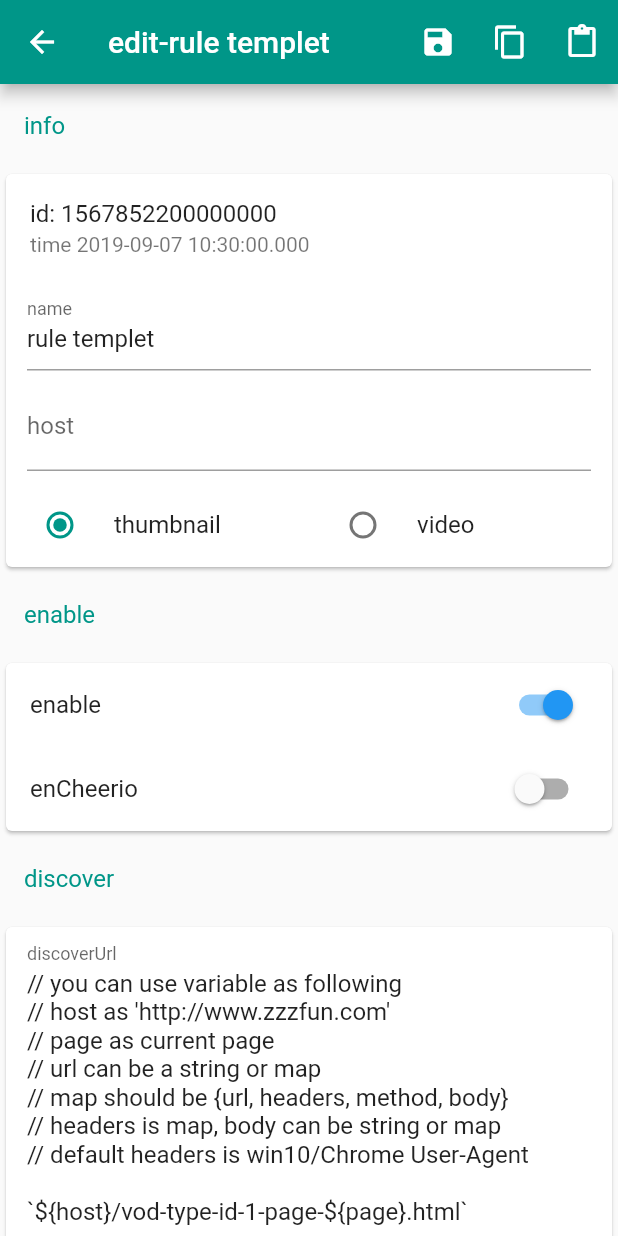
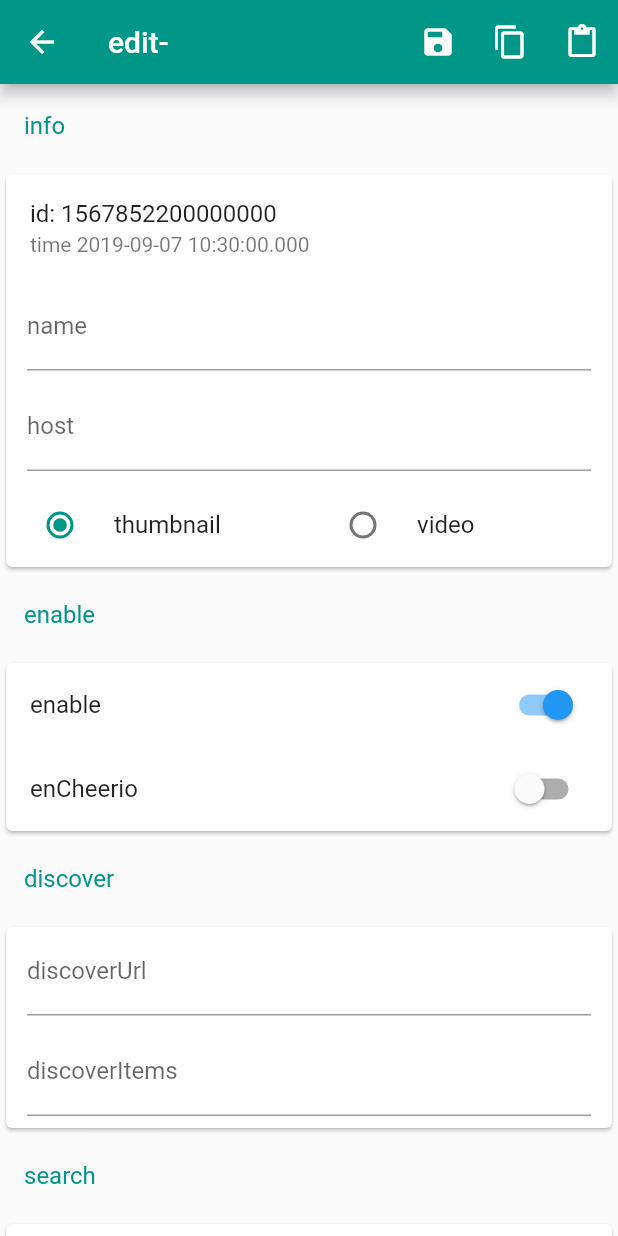
Before and after one commit to mabDc/eso_archive, a Flutter app: the RuleEditPage screen opened directly, on a phone screen of 412 x 824 dp. Run offline on Flutter 3.47's test engine with Material 2 defaults, Android fonts, the phone set to English and light mode, and no system bars; our stand-ins replace chewie, shared_preferences, video_player; missing offline and left inert: flutter_liquidcore; accounts and stored records are empty; key blocks and very long unbroken strings in the code were emptied for the run.

```diff
--- a/lib/rule/thumbnail_example.dart
+++ b/lib/rule/thumbnail_example.dart
@@ -74,6 +74,12 @@ class ThumbnailExample {
         'enMultiRoads': false,
         'chapterUrl': '',
         'chapterItems': '''
+// default type listTile show as following
+// it\'s diffirent to other rule
+// leading;
+// title;
+// subtitle;
+// lock
 (()=>{
   return JSON.parse(body).data
   .returnData.chapter_list.map((chapter,index)=>{
--- a/lib/utils/rule.dart
+++ b/lib/utils/rule.dart
@@ -3,100 +3,20 @@ class Rule {
 
   int id = DateTime.now().microsecondsSinceEpoch;
   bool enable = true;
-  String name = 'rule templet';
+  String name = '';
   String host = '';
   String contentType = 'thumbnail';
   bool enCheerio = false;
-  String discoverUrl = '''
-// you can use variable as following
-// host as 'http://www.zzzfun.com'
-// page as current page
-// url can be a string or map
-// map should be {url, headers, method, body}
-// headers is map, body can be string or map
-// default headers is win10/Chrome User-Agent
-
-`\${host}/vod-type-id-1-page-\${page}.html`''';
-  String discoverItems = '''
-// default type listTile show as following
-// thumbnailUrl;
-// title;
-// subtitle;
-// trailing
-// {thumbnailUrl, title, subtitle, trailing}
-
-// another type customListTile show as following
-// thumbnailUrl;
-// title;
-// subtitle;
-// author;
-// publishDate;
-// readDuration;
-
-(() => {
-  // templet 1, json
-  var items = JSON.parse(body).items;
-  var templet1 = items.data.map(item=>{
-    var type = 'customListTile';
-    // url is a custom varible
-    var url = `\${host}/?id=\${item.id}`;
-    var thumbnailUrl = item.cover;
-    var title = item.name;
-    var subtitle = item.description;
-    var author = item.author;
-    var publishDate = item.passChapterNum;
-    var readDuration = item.tags.join(' ');
-    return {type, url, thumbnailUrl, title, subtitle, author, publishDate, readDuration};
-  });
-
-  // templet 2, html with cheerio
-  var templet2 = [];
-  var \$=cheerio.load(body);
-  \$('.search-result a').each((index,item) => {
-    var type = 'customListTile';
-    var url = `\${host}\${\$(item).attr('href')}`;
-    var thumbnailUrl = \$('img',item).attr('src');
-    var title = \$('.title-big',item).text();
-    var subtitle = \$('.d-descr',item).text().replace(/\\s/g,'');
-    var author = \$('.title-sub',item).text().replace(/\\s/g,'');
-    var publishDate = '';
-    var readDuration = '';
-    templet2.push({type, url, thumbnailUrl, title, subtitle, author, publishDate, readDuration});
-  });
-  return templet2;
-})();
-''';
-  String searchUrl = '// see discoverUrl';
-  String searchItems = '// see discoverItems';
-  String detailUrl = 'item.url';
-  String detailItems = '''
-// items can be string or List<item>
-// item is string or map or map with type
-// type can be thumbnail or default to listTile
-// like {type:'thumbnail',thumbnailUrl : url}
-// or {thumbnailUrl, title, subtitle, trailing}
-(()=>{
-  var items = [];
-
-  return items;
-})();
-''';
+  String discoverUrl = '';
+  String discoverItems = '';
+  String searchUrl = '';
+  String searchItems = '';
+  String detailUrl = '';
+  String detailItems = '';
   bool enMultiRoads = false;
-  String chapterUrl = 'item.url';
-  String chapterItems = '''
-// default type listTile show as following
-// it\'s diffirent to other rule
-// leading;
-// title;
-// subtitle;
-// lock
-(()=>{
-  var items = [];
-
-  return items;
-})();
-''';
-  String contentUrl = 'item.url';
+  String chapterUrl = '';
+  String chapterItems = '';
+  String contentUrl = '';
   String contentItems = '';
 
   Rule.safeFromJson(Map<dynamic, dynamic> json) {
```
Also changed, not shown: lib/pages/home_page.dart (+8 -6 lines), lib/pages/search_page.dart (added, +151 -0 lines), lib/rule/video_example.dart (+13 -2 lines), lib/ui/show_items.dart (line endings or trailing spaces).
